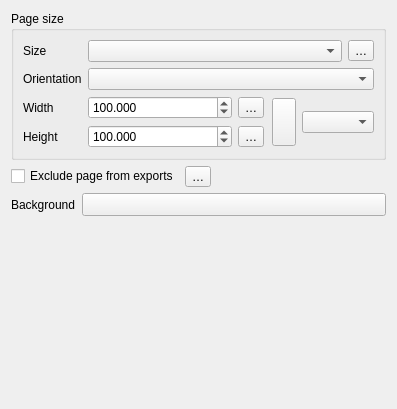
First picture: the form in src/ui/layout/qgslayoutpagepropertieswidget.ui, repository qgis/QGIS, before the edit.
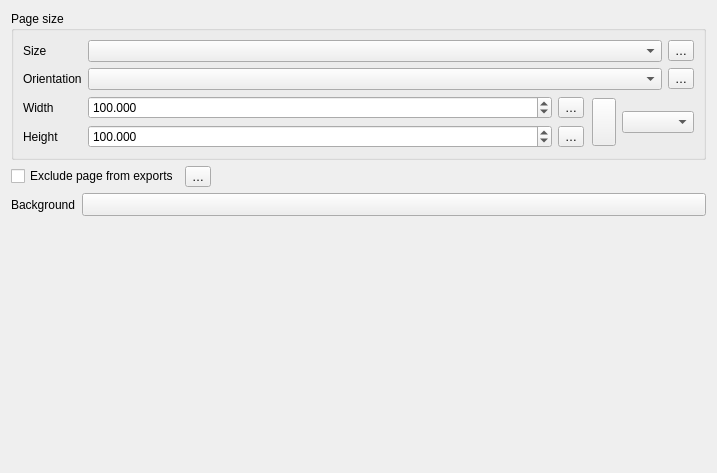
Second picture: the form after the edit. Custom widgets are drawn as their Qt base class.

Commit message: Restore data defined page orientation control

What changed in the file:
```diff
--- a/src/ui/layout/qgslayoutpagepropertieswidget.ui
+++ b/src/ui/layout/qgslayoutpagepropertieswidget.ui
@@ -6,8 +6,8 @@
    <rect>
     <x>0</x>
     <y>0</y>
-    <width>397</width>
-    <height>409</height>
+    <width>717</width>
+    <height>473</height>
    </rect>
   </property>
   <property name="windowTitle">
@@ -49,13 +49,6 @@
       <string>Page size</string>
      </property>
      <layout class="QGridLayout" name="gridLayout" columnstretch="0,1">
-      <item row="2" column="0">
-       <widget class="QLabel" name="label_4">
-        <property name="text">
-         <string>Orientation</string>
-        </property>
-       </widget>
-      </item>
       <item row="3" column="0">
        <widget class="QLabel" name="mWidthLabel">
         <property name="text">
@@ -161,9 +154,6 @@
         </property>
        </widget>
       </item>
-      <item row="2" column="1">
-       <widget class="QComboBox" name="mPageOrientationComboBox"/>
-      </item>
       <item row="0" column="1">
        <layout class="QHBoxLayout" name="horizontalLayout">
         <property name="topMargin">
@@ -188,6 +178,27 @@
         </property>
        </widget>
       </item>
+      <item row="1" column="1">
+       <layout class="QHBoxLayout" name="horizontalLayout_3">
+        <item>
+         <widget class="QComboBox" name="mPageOrientationComboBox"/>
+        </item>
+        <item>
+         <widget class="QgsPropertyOverrideButton" name="mOrientationDDBtn">
+          <property name="text">
+           <string>…</string>
+          </property>
+         </widget>
+        </item>
+       </layout>
+      </item>
+      <item row="1" column="0">
+       <widget class="QLabel" name="label_4">
+        <property name="text">
+         <string>Orientation</string>
+        </property>
+       </widget>
+      </item>
      </layout>
     </widget>
    </item>
```
Left out of the diff: 1 changed line with no effect on the pictures. The commit also changes 3 other files.
